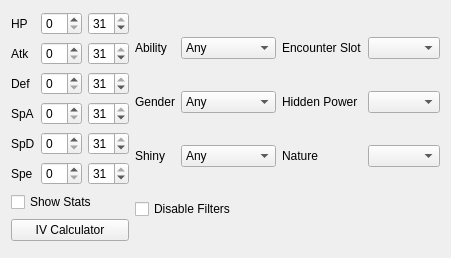
Above: Source/Form/Controls/Filter.ui from Admiral-Fish/PokeFinder before the change. Below: the same form after it.
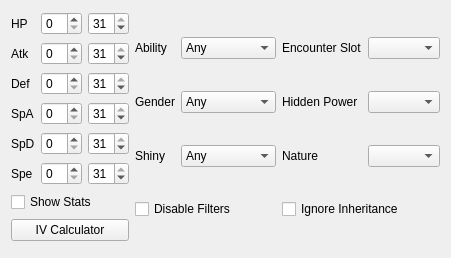
That is the form after the change. Custom widgets are drawn as their Qt base class.

Commit message: Allow IV filters to ignore inherited stats

```diff
--- a/Source/Form/Controls/Filter.ui
+++ b/Source/Form/Controls/Filter.ui
@@ -288,13 +288,20 @@
      <item row="2" column="3">
       <widget class="CheckList" name="checkListNature"/>
      </item>
-     <item row="3" column="0" colspan="4">
+     <item row="3" column="0" colspan="2">
       <widget class="QCheckBox" name="checkBoxDisableFilters">
        <property name="text">
         <string>Disable Filters</string>
        </property>
       </widget>
      </item>
+     <item row="3" column="2" colspan="2">
+      <widget class="QCheckBox" name="checkBoxIgnoreInheritance">
+       <property name="text">
+        <string>Ignore Inheritance</string>
+       </property>
+      </widget>
+     </item>
     </layout>
    </item>
   </layout>
```
The commit also changes 32 other files.
